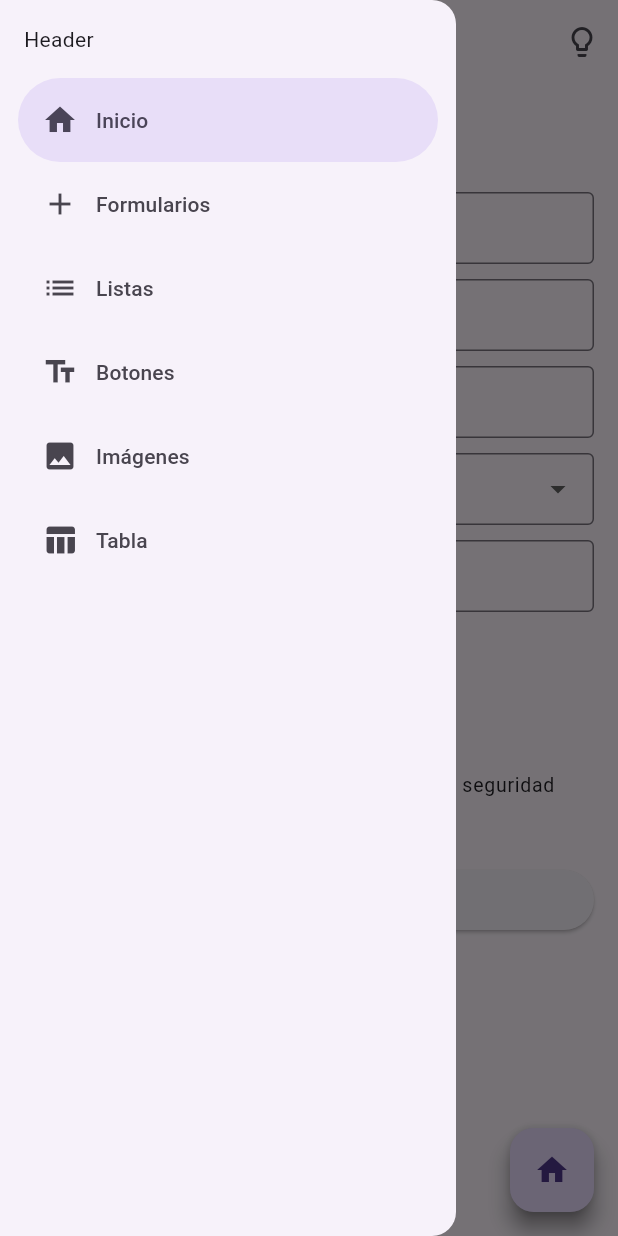
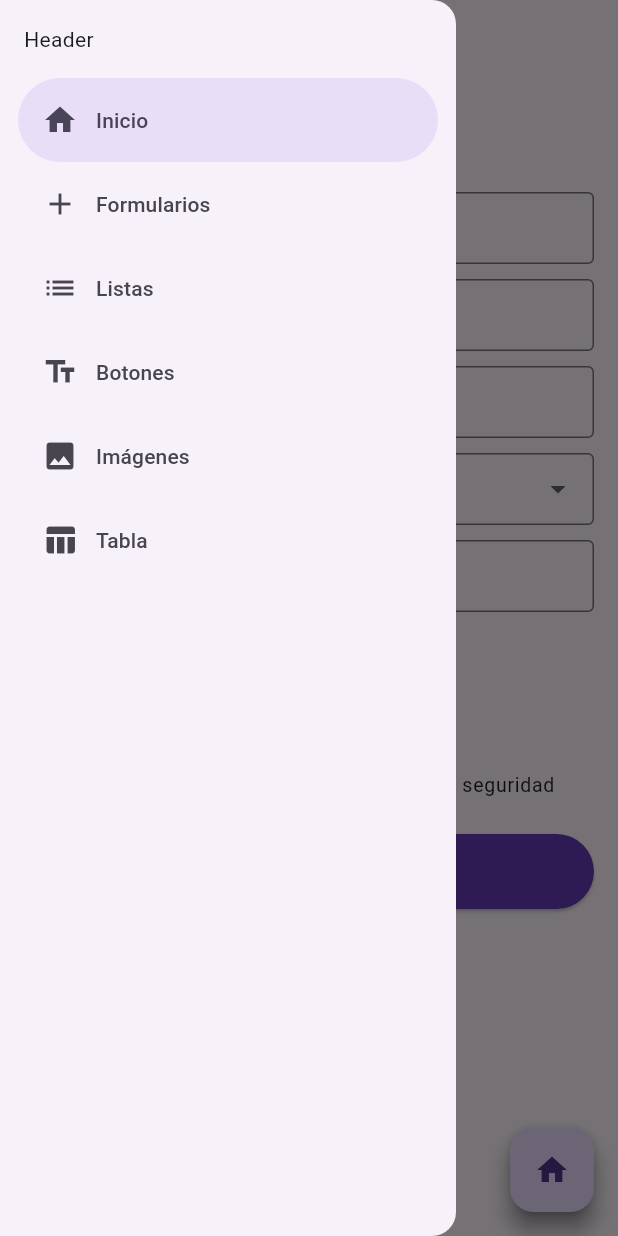
Before and after one commit to ZionitAdmin/widget_gallery_practica, a Flutter app: the FormsScreen screen opened by its route, with the side drawer open, on a phone screen of 412 x 824 dp. Run offline on Flutter 3.47's test engine with Material 3 defaults, Android fonts, the phone set to English and light mode, and no system bars; drawn by our look-alikes of flutter_form_builder; our stand-ins replace form_builder_validators, go_router, image_picker.

Commit message:
app completada

```diff
--- a/lib/router/app_router.dart
+++ b/lib/router/app_router.dart
@@ -29,7 +29,7 @@ final appRouter = GoRouter(
           ),
           GoRoute( name: ListsScreen.name,
             path: '/lists',
-            builder: (context, state) =>  ListsScreen(),
+            builder: (context, state) =>  const ListsScreen(),
           ),
           GoRoute(name: ButtonsScreen.name,
             path: '/buttons',
--- a/lib/screens/forms_screen.dart
+++ b/lib/screens/forms_screen.dart
@@ -5,7 +5,7 @@ import 'package:form_builder_validators/form_builder_validators.dart';
 class FormsScreen extends StatelessWidget {
   static String name = "forms_screen";
 
-  const FormsScreen({Key? key});
+  const FormsScreen({super.key});
 
   @override
   Widget build(BuildContext context) {
@@ -24,7 +24,7 @@ class FormsScreen extends StatelessWidget {
                 decoration: const InputDecoration(
                   labelText: 'Nombre completo',
                   border: OutlineInputBorder(),
-                  contentPadding: EdgeInsets.symmetric(vertical: 10, horizontal: 15), // Añadido espacio interior
+                  contentPadding: EdgeInsets.symmetric(vertical: 10, horizontal: 15),
                 ),
                 validator: FormBuilderValidators.required(),
               ),
@@ -91,36 +91,30 @@ class FormsScreen extends StatelessWidget {
                   errorText: 'Debe aceptar las políticas de seguridad',
                 ),
               ),
-              const SizedBox(height: 20),
-
-              ElevatedButton(
-                onPressed: () async {
-                  await Future.delayed(Duration.zero);
-                  final form = FormBuilder.of(context);
-                  if (form!.saveAndValidate()) {
+              SizedBox(
+                width: 15,
+                child: ElevatedButton(
+                  onPressed: () {
+                    // Mostrar el SnackBar al presionar el botón
                     ScaffoldMessenger.of(context).showSnackBar(
-                      SnackBar(
-                        content: const Text('Guardado con éxito'),
-                        duration: const Duration(seconds: 5),
-                        onVisible: () {
-                          Future.delayed(const Duration(seconds: 5)).then((_) {
-                            Navigator.pop(context);
-                          });
-                        },
+                      const SnackBar(
+                        content: Text('Guardado exitoso'),
+                        duration: Duration(seconds: 2),
                       ),
                     );
-                    form.reset();
-                  } else {
-                    ScaffoldMessenger.of(context).showSnackBar(
-                      const SnackBar(
-                        content: Text('Ambos campos deben ser completados'),
-                        duration: Duration(seconds: 5),
-                      ),
-                    );
-                  }
-                },
-                child: const Text('Guardar'),
-              ),
+                  },
+                  style: ElevatedButton.styleFrom(
+                    primary: Colors.deepPurple, // Color de fondo del botón
+                    onPrimary: Colors.white, // Color del texto
+                    padding: EdgeInsets.symmetric(horizontal: 15, vertical: 15), // Ajustar el espaciado interno
+                  ),
+                  child: const Text('Guardar'),
+                ),
+              )
+
+
+
+
             ],
           ),
         ),
--- a/lib/screens/home_screen.dart
+++ b/lib/screens/home_screen.dart
@@ -9,7 +9,7 @@ class HomeScreen extends StatelessWidget {
   static String name = "home_screen";
   final Widget child;
 
-  const HomeScreen({Key? key, required this.child}) : super(key: key);
+  const HomeScreen({super.key, required this.child});
 
   @override
   Widget build(BuildContext context) {
@@ -18,19 +18,12 @@ class HomeScreen extends StatelessWidget {
       child: Consumer<ThemeProvider>(
         builder: (context, themeProvider, child) {
           return MaterialApp(
-            debugShowCheckedModeBanner: false, // Esto oculta la etiqueta de depuración
+            debugShowCheckedModeBanner: false,
             theme: themeProvider.currentTheme,
             home: Scaffold(
               appBar: AppBar(
                 title: const Text("Widget App"),
-                actions: [
-                  IconButton(
-                    onPressed: () {
-                      themeProvider.toggleTheme();
-                    },
-                    icon: const Icon(Icons.lightbulb_outline),
-                  ),
-                ],
+
               ),
               drawer: const SideBar(),
               body: child,
--- a/lib/widgets/sidebar.dart
+++ b/lib/widgets/sidebar.dart
@@ -3,14 +3,24 @@ import 'package:flutter/material.dart';
 import 'package:go_router/go_router.dart';
 import 'package:widget_gallery_sa/helpers/drawer.dart';
 
+class SideBar extends StatefulWidget {
+  const SideBar({super.key});
 
-class SideBar extends StatelessWidget {
-  const SideBar({Key? key});
+  @override
+  _SideBarState createState() => _SideBarState();
+}
+
+class _SideBarState extends State<SideBar> {
+  int selectedIndex = 0; // Inicializa con el índice de "Inicio"
 
   @override
   Widget build(BuildContext context) {
-    return NavigationDrawer(selectedIndex: 0,
+    return NavigationDrawer(
+      selectedIndex: selectedIndex,
       onDestinationSelected: (value) {
+        setState(() {
+          selectedIndex = value;
+        });
         context.pushNamed(onHandleDrawerSelect(value));
       },
       children: const [
```
Also changed, not shown: lib/main.dart (+9 -8 lines), lib/screens/buttons_screen.dart (+12 -6 lines), lib/screens/lists_screen.dart (+59 -10 lines), lib/screens/table_screen.dart (+12 -10 lines), lib/views/home_view.dart (+23 -2 lines).
